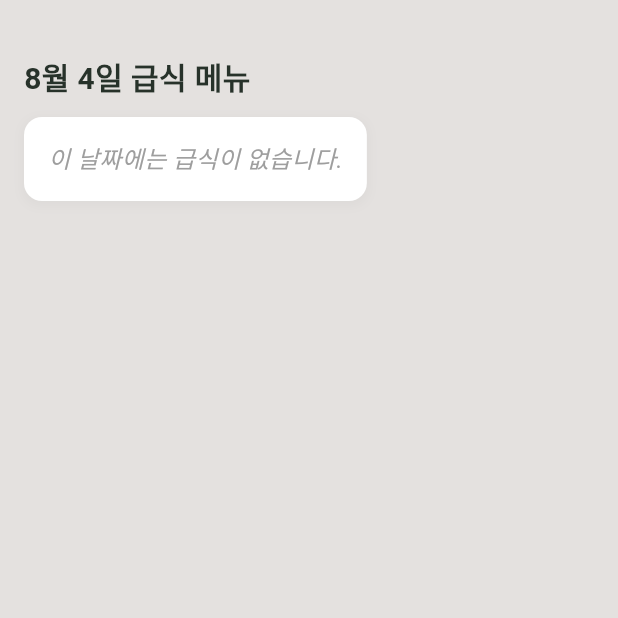
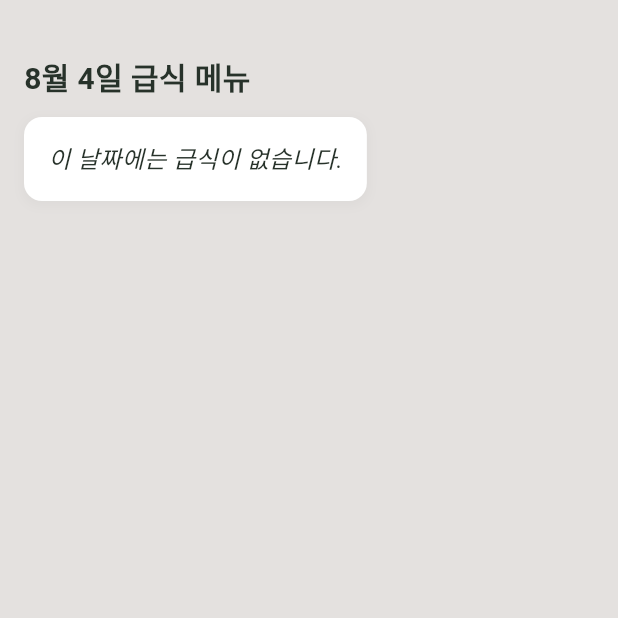
Before and after one commit to LHOIKTN/luanchlunch, a Flutter app: the _DailyMenuPage screen opened directly, on a phone screen of 412 x 824 dp, the top half of it. Run offline on Flutter 3.47's test engine with Material 3 defaults, Android fonts, the phone set to English and light mode, and no system bars; our stand-ins replace flutter_dotenv, hive, hive_flutter, supabase_flutter; accounts and stored records are empty; network calls fail; Roboto replaces fonts that are missing (HakgyoansimDunggeunmiso).

Commit message:
Updated text color across multiple screens to use AppColors.secondaryDark for improved visual consistency. Adjusted background color in AppTheme to white for better UI coherence.

```diff
--- a/lib/features/game_start/screen.dart
+++ b/lib/features/game_start/screen.dart
@@ -416,7 +416,7 @@ class _GameStartScreenState extends State<GameStartScreen>
                       style: TextStyle(
                         fontSize: 64,
                         fontWeight: FontWeight.bold,
-                        color: AppColors.primary,
+                        color: AppColors.secondaryDark,
                         letterSpacing: 2.0,
                         shadows: [
                           Shadow(
--- a/lib/features/home/screen.dart
+++ b/lib/features/home/screen.dart
@@ -158,7 +158,7 @@ class _DailyMenuPageState extends State<_DailyMenuPage> {
         body: Center(
           child: Text(
             '사용 가능한 날짜가 없습니다.',
-            style: TextStyle(fontSize: 16, color: Colors.grey),
+            style: TextStyle(fontSize: 16, color: AppColors.secondaryDark),
           ),
         ),
       );
@@ -206,6 +206,7 @@ class _DailyMenuPageState extends State<_DailyMenuPage> {
             style: TextStyle(
               fontSize: titleFontSize,
               fontWeight: FontWeight.bold,
+              color: AppColors.secondaryDark,
             ),
           ),
 
@@ -253,7 +254,7 @@ class _DailyMenuPageState extends State<_DailyMenuPage> {
                 '이 날짜에는 급식이 없습니다.',
                 style: TextStyle(
                   fontSize: 16,
-                  color: Colors.grey,
+                  color: AppColors.secondaryDark,
                   fontStyle: FontStyle.italic,
                 ),
               ),
--- a/lib/features/home/widgets/ingredient_acquisition_card.dart
+++ b/lib/features/home/widgets/ingredient_acquisition_card.dart
@@ -47,6 +47,7 @@ class IngredientAcquisitionCard extends StatelessWidget {
                 style: const TextStyle(
                   fontSize: 18,
                   fontWeight: FontWeight.bold,
+                  color: AppColors.secondaryDark,
                 ),
               ),
             ],
@@ -79,7 +80,7 @@ class IngredientAcquisitionCard extends StatelessWidget {
                 '획득한 재료가 없습니다.',
                 style: TextStyle(
                   fontSize: 16,
-                  color: Colors.grey,
+                  color: AppColors.secondaryDark,
                   fontStyle: FontStyle.italic,
                 ),
               ),
--- a/lib/features/home/widgets/ingredients_section.dart
+++ b/lib/features/home/widgets/ingredients_section.dart
@@ -21,6 +21,7 @@ class IngredientsSection extends StatelessWidget {
           style: TextStyle(
             fontSize: 20,
             fontWeight: FontWeight.bold,
+            color: AppColors.secondaryDark,
           ),
         ),
         const SizedBox(height: 12),
@@ -57,7 +58,7 @@ class IngredientsSection extends StatelessWidget {
                       '(${availableFoods.where((f) => f.acquiredAt != null).length}개 획득)',
                       style: const TextStyle(
                         fontSize: 14,
-                        color: Colors.grey,
+                        color: AppColors.secondaryDark,
                       ),
                     ),
                   ],
@@ -92,7 +93,7 @@ class IngredientsSection extends StatelessWidget {
                 '아직 획득한 재료가 없습니다.\n조합 탭에서 재료를 획득해보세요!',
                 style: TextStyle(
                   fontSize: 16,
-                color: Colors.grey,
+                  color: AppColors.secondaryDark,
                   fontStyle: FontStyle.italic,
                 ),
               ),
--- a/lib/features/inventory/food_grid_item.dart
+++ b/lib/features/inventory/food_grid_item.dart
@@ -23,6 +23,7 @@ class FoodGridItem extends StatelessWidget {
         mainAxisSize: MainAxisSize.min,
         children: [
           Card(
+            color: Colors.white,
             shape: RoundedRectangleBorder(
               borderRadius: BorderRadius.circular(12),
             ),
--- a/lib/features/profile/screen.dart
+++ b/lib/features/profile/screen.dart
@@ -123,7 +123,7 @@ class _ProfileScreenState extends State<ProfileScreen> {
                       style: TextStyle(
                         fontSize: 18,
                         fontWeight: FontWeight.bold,
-                        color: Color(0xFF333333),
+                        color: AppColors.secondaryDark,
                       ),
                     ),
                     const SizedBox(height: 12),
@@ -155,7 +155,7 @@ class _ProfileScreenState extends State<ProfileScreen> {
                       ),
                       style: const TextStyle(
                         fontSize: 16,
-                        color: Color(0xFF333333),
+                        color: AppColors.secondaryDark,
                       ),
                     ),
                     const SizedBox(height: 16),
--- a/lib/features/ranking/screen.dart
+++ b/lib/features/ranking/screen.dart
@@ -281,6 +281,7 @@ class _RankingScreenState extends State<RankingScreen> {
                   style: TextStyle(
                     fontSize: userFontSize,
                     fontWeight: FontWeight.bold,
+                    color: AppColors.secondaryDark,
                   ),
                 ),
                 SizedBox(height: isTablet ? 6.0 : 4.0),
@@ -392,6 +393,7 @@ class _RankingScreenState extends State<RankingScreen> {
                   style: TextStyle(
                     fontSize: userFontSize,
                     fontWeight: FontWeight.w600,
+                    color: AppColors.secondaryDark,
                   ),
                 ),
                 SizedBox(height: isTablet ? 6.0 : 4.0),
@@ -433,7 +435,9 @@ class _RankingScreenState extends State<RankingScreen> {
   String _formatDate(String dateString) {
     try {
       final date = DateTime.parse(dateString);
-      return '${date.month}월 ${date.day}일';
+      // 한국 시간대로 변환 (UTC+9)
+      final koreaTime = date.toUtc().add(const Duration(hours: 9));
+      return '${koreaTime.month}월 ${koreaTime.day}일 ${koreaTime.hour.toString().padLeft(2, '0')}:${koreaTime.minute.toString().padLeft(2, '0')}:${koreaTime.second.toString().padLeft(2, '0')}';
     } catch (e) {
       return dateString;
     }
--- a/lib/features/splash/screen.dart
+++ b/lib/features/splash/screen.dart
@@ -150,7 +150,7 @@ class _SplashScreenState extends State<SplashScreen>
                     style: TextStyle(
                       fontSize: 32,
                       fontWeight: FontWeight.bold,
-                      color: AppColors.textPrimary,
+                      color: AppColors.primary,
                       letterSpacing: 1.2,
                     ),
                   ),
--- a/lib/theme/app_theme.dart
+++ b/lib/theme/app_theme.dart
@@ -93,7 +93,7 @@ class AppTheme {
         unselectedItemColor: AppColors.textHint,
         type: BottomNavigationBarType.fixed,
         elevation: 8,
-        backgroundColor: AppColors.surface,
+        backgroundColor: Colors.white,
       ),
 
       // 스캐폴드 배경색
```
Lines whose indentation alone changed are shown as unchanged.
